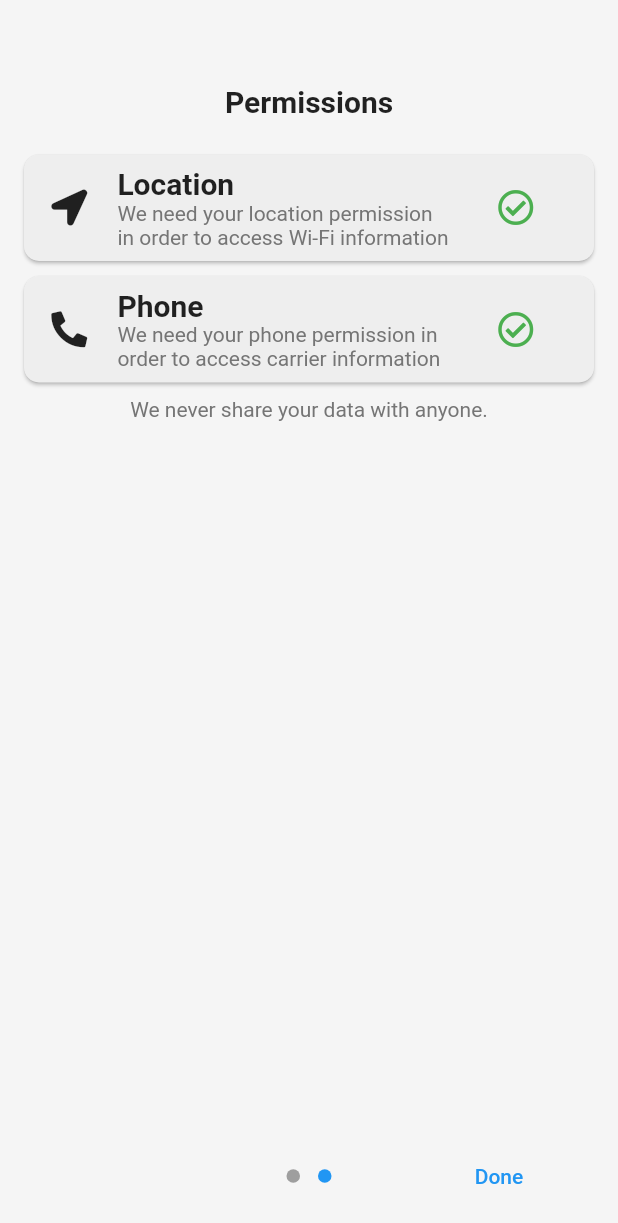
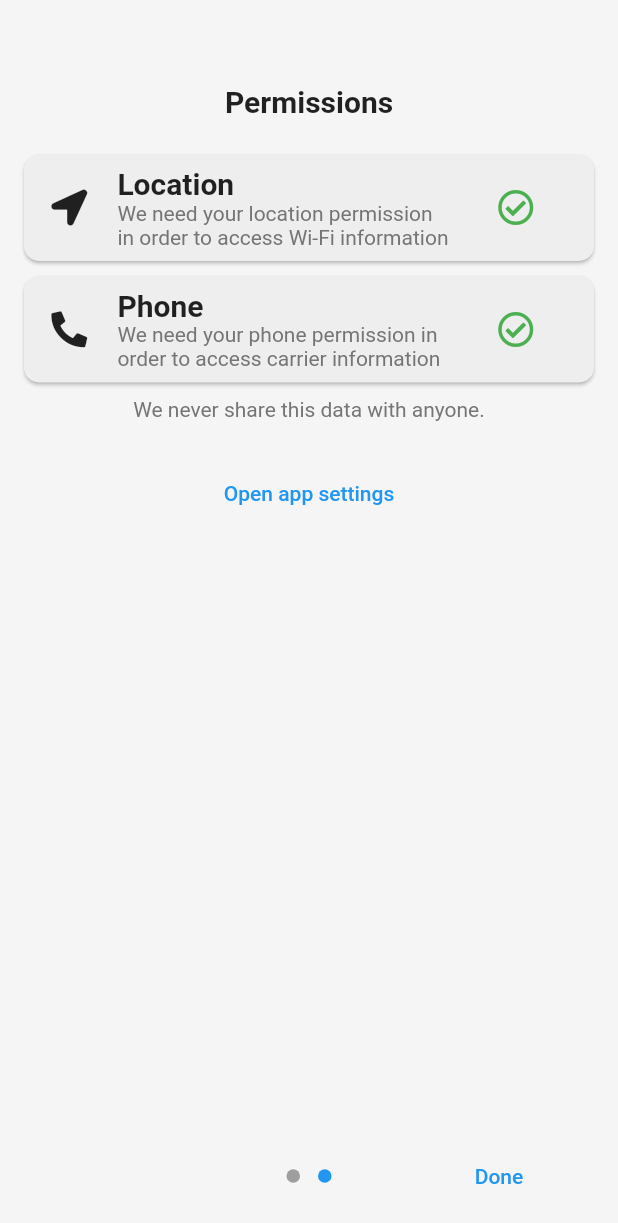
Before and after one commit to ivirtex/networkarch-flutter, a Flutter app: the screen it shows after launch, swiped to page 2, on a phone screen of 412 x 824 dp. Shown: the top 1223 px of the screen. Run offline on Flutter 3.47's test engine with Material 2 defaults, Android fonts, the phone set to English and light mode, and no system bars; drawn by our look-alikes of introduction_screen; our stand-ins replace animate_do, auto_animated, bloc, elegant_notification, equatable, flutter_bloc and 11 more; missing offline and left inert: adapty_flutter, carrier_info, dart_ping, enum_to_string, feedback, feedback_sentry and 3 more; accounts and stored records are empty.

Commit message:
Fix introduction view

```diff
--- a/lib/constants.dart
+++ b/lib/constants.dart
@@ -30,7 +30,7 @@ abstract class Constants {
       including pinging specific IP address or hostname, sending Wake on LAN magic packets,
       whois and DNS Lookup.''';
 
-  static const String usageDesc = 'We never share your data with anyone.';
+  static const String usageDesc = 'We never share this data with anyone.';
 
   static const String overviewBannerAdUnitId =
       'ca-app-pub-3940256099942544/6300978111';
@@ -40,7 +40,7 @@ abstract class Constants {
           pages: pagesList,
           done: const Text('Done'),
           next: const Icon(Icons.navigate_next),
-          onDone: () {},
+          onDone: () => Navigator.of(context).pop(),
         ),
     '/wifi': (context) => const WifiDetailedView(),
     '/carrier': (context) => const CarrierDetailView(),
--- a/lib/introduction/introduction_pages.dart
+++ b/lib/introduction/introduction_pages.dart
@@ -3,6 +3,7 @@ import 'package:flutter/material.dart';
 
 // Package imports:
 import 'package:introduction_screen/introduction_screen.dart';
+import 'package:permission_handler/permission_handler.dart';
 
 // Project imports:
 import 'package:network_arch/constants.dart';
@@ -14,8 +15,8 @@ final List<PageViewModel> pagesList = [
     image: ClipRRect(
       borderRadius: const BorderRadius.all(Radius.circular(15.0)),
       child: SizedBox(
-        height: 250,
-        child: Image.asset('assets/icon.png'),
+        height: 300,
+        child: Image.asset('assets/icon_alpha.png'),
       ),
     ),
     body: Constants.appDesc,
@@ -29,5 +30,11 @@ final List<PageViewModel> pagesList = [
       contentMargin: EdgeInsets.symmetric(horizontal: 16.0, vertical: 40.0),
     ),
     bodyWidget: const PermissionsView(),
+    footer: TextButton(
+      child: const Text('Open app settings'),
+      onPressed: () {
+        openAppSettings();
+      },
+    ),
   ),
 ];
```
Also changed, not shown: pubspec.yaml (+5 -5 lines), assets/icon.png (deleted), assets/icon_alpha.png (added), pubspec.lock.
